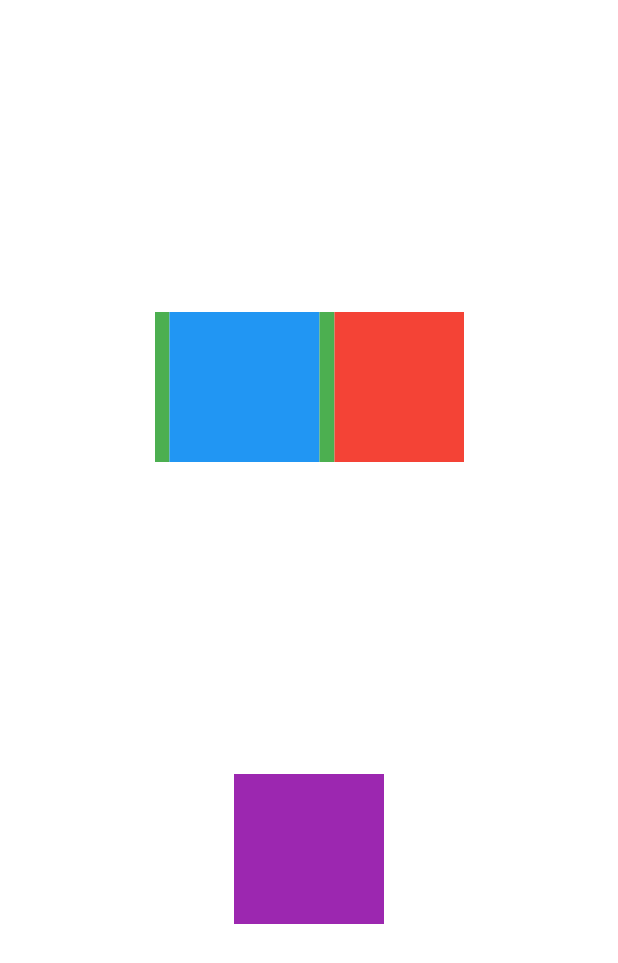
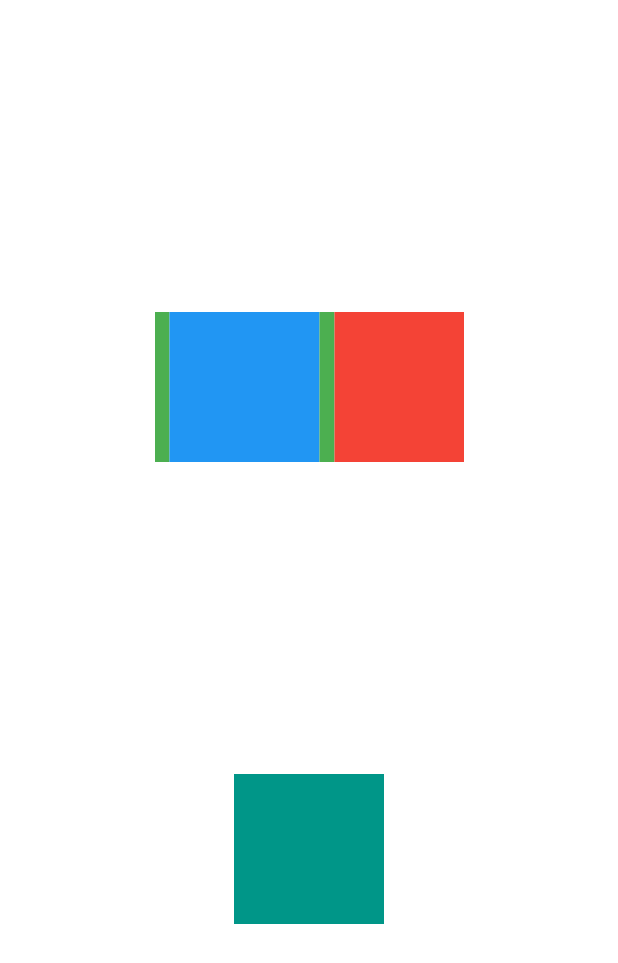
Before and after one commit to MaximRyabovol/adtv_adminpanel, a Flutter app: the screen it shows after launch, on a phone screen of 412 x 824 dp. Shown: the top 963 px of the screen. Run offline on Flutter 3.47's test engine with Material 2 defaults, Android fonts, the phone set to English and light mode, and no system bars; our stand-ins replace rxdart.

Commit message:
video_tape_skeleton_added

```diff
--- a/lib/screens/main_screen.dart
+++ b/lib/screens/main_screen.dart
@@ -41,7 +41,8 @@ class _MainScreenState extends State<MainScreen>
             child: Column(
               mainAxisAlignment: MainAxisAlignment.spaceEvenly,
               children: <Widget>[
-                Container(
+                SingleChildScrollView(
+                  child: Container(
                     height: 100,
                     width: MediaQuery.of(context).size.width * 0.5,
                     child: ListView.builder(
@@ -52,17 +53,8 @@ class _MainScreenState extends State<MainScreen>
                       },
                     ),
                   ),
-                Container(
-                  height: 100,
-                  width: 100,
-                  color: Colors.purple,
-                  child: Draggable(
-                    data: Colors.purple,
-                    child: getSquare(),
-                    feedback: getSquare(),
-                    childWhenDragging: Container(),
                 ),
-                ),
+                ClipItem(Colors.teal, 100),
               ],
             ),
           );
```
Lines whose indentation alone changed are shown as unchanged.
